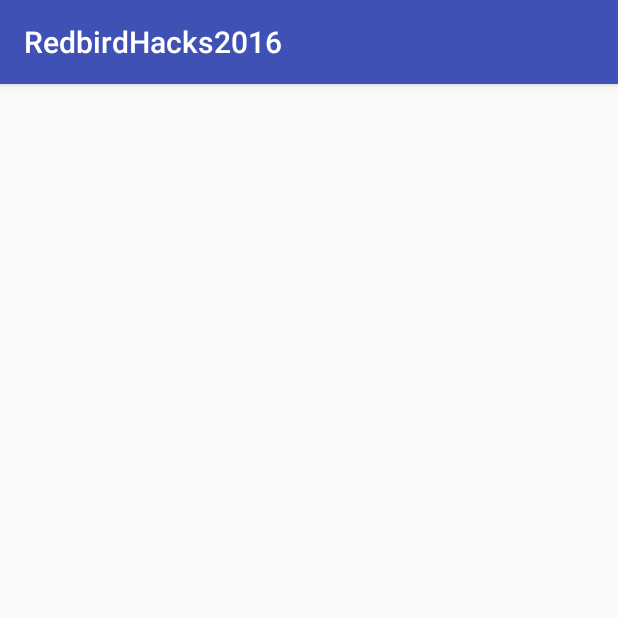
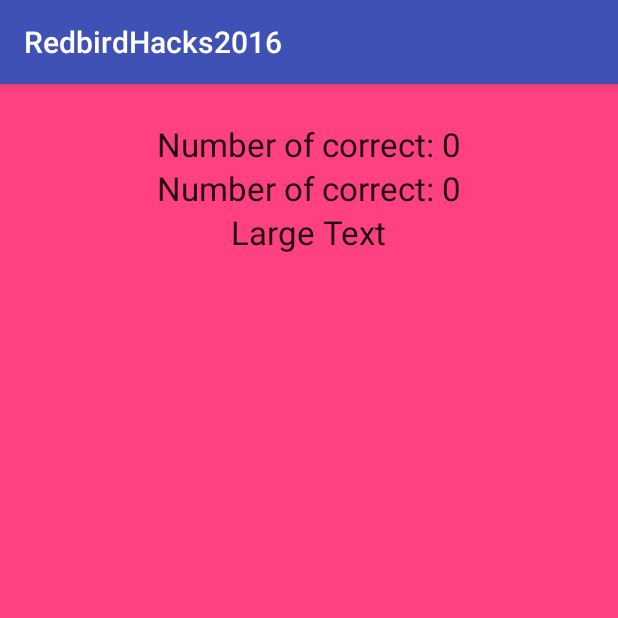
Before and after one commit to fruitbraker/RedbirdHacks2016, an Android app: the InfoActivity screen opened directly, with no data from a screen before it, on a phone screen of 412 x 824 dp, the top half of it. Run offline under Robolectric (Android 15) with nearby library versions, the phone set to English and light mode, and no system bars; 1 statement that could not run was skipped.

Commit message:
Added an info activity that provides useful data for the Museband interpretation.

```diff
--- a/app/build.gradle
+++ b/app/build.gradle
@@ -6,7 +6,7 @@ android {
 
     defaultConfig {
         applicationId "com.ercpng.redbirdhacks2016"
-        minSdkVersion 15
+        minSdkVersion 17
         targetSdkVersion 23
         versionCode 1
         versionName "1.0"
--- a/app/src/main/java/MyApplication.java
+++ /dev/null
@@ -1,2 +0,0 @@
-public class MyApplication {
-}
--- a/app/src/main/java/com/ercpng/redbirdhacks2016/activities/InfoActivity.java
+++ b/app/src/main/java/com/ercpng/redbirdhacks2016/activities/InfoActivity.java
@@ -2,14 +2,30 @@ package com.ercpng.redbirdhacks2016.activities;
 
 import android.os.Bundle;
 import android.support.v7.app.AppCompatActivity;
+import android.widget.TextView;
 
 import com.ercpng.redbirdhacks2016.R;
 
+
 public class InfoActivity extends AppCompatActivity {
+
+    private TextView tvCorrect, tvIncorrect, tvAvg;
+
     @Override
     protected void onCreate(Bundle savedInstanceState) {
         super.onCreate(savedInstanceState);
         setContentView(R.layout.activity_info);
 
+        tvCorrect = (TextView) findViewById(R.id.tvCorrect);
+        tvCorrect.setText("Number of correct: " + MyApplication.getCorrect());
+
+        tvIncorrect = (TextView) findViewById(R.id.tvIncorrect);
+        tvIncorrect.setText("Number of correct: " + MyApplication.getIncorrect());
+
+
+        tvAvg = (TextView) findViewById(R.id.tvAverageTime);
+        tvAvg.setText("Average time (ms): " + (MyApplication.getTime()/(MyApplication.getCorrect() + MyApplication.getIncorrect())));
+
+
     }
 }
--- /dev/null
+++ b/app/src/main/java/com/ercpng/redbirdhacks2016/activities/MyApplication.java
@@ -0,0 +1,40 @@
+package com.ercpng.redbirdhacks2016.activities;
+
+import android.app.Application;
+
+public class MyApplication extends Application{
+
+    private static int correct = 0, incorrect = 0;
+    private static long allTime = 0;
+
+
+    @Override
+    public void onCreate() {
+        super.onCreate();
+    }
+
+
+    public static void correct() {
+        correct++;
+    }
+
+    public static void incorrect() {
+        incorrect++;
+    }
+
+    public static int getCorrect() {
+        return correct;
+    }
+
+    public static int getIncorrect() {
+        return incorrect;
+    }
+
+    public static void addTime(long time) {
+        allTime += time;
+    }
+
+    public static long getTime() {
+        return allTime;
+    }
+}
--- a/app/src/main/res/layout/activity_info.xml
+++ b/app/src/main/res/layout/activity_info.xml
@@ -1,6 +1,36 @@
 <?xml version="1.0" encoding="utf-8"?>
-<LinearLayout xmlns:android="http://schemas.android.com/apk/res/android"
-    android:orientation="vertical" android:layout_width="match_parent"
-    android:layout_height="match_parent">
+<RelativeLayout xmlns:android="http://schemas.android.com/apk/res/android"
+    android:layout_width="match_parent"
+    android:layout_height="match_parent"
+    android:background="@color/colorAccent"
+    android:orientation="vertical">
 
-</LinearLayout>
+    <TextView
+        android:layout_marginTop="25dp"
+        android:layout_width="wrap_content"
+        android:layout_height="wrap_content"
+        android:textAppearance="?android:attr/textAppearanceLarge"
+        android:text="Large Text"
+        android:id="@+id/tvCorrect"
+        android:layout_alignParentTop="true"
+        android:layout_centerHorizontal="true" />
+
+    <TextView
+        android:layout_width="wrap_content"
+        android:layout_height="wrap_content"
+        android:textAppearance="?android:attr/textAppearanceLarge"
+        android:text="Large Text"
+        android:id="@+id/tvIncorrect"
+        android:layout_below="@+id/tvCorrect"
+        android:layout_centerHorizontal="true" />
+
+    <TextView
+        android:layout_width="wrap_content"
+        android:layout_height="wrap_content"
+        android:textAppearance="?android:attr/textAppearanceLarge"
+        android:text="Large Text"
+        android:id="@+id/tvAverageTime"
+        android:layout_below="@+id/tvIncorrect"
+        android:layout_centerHorizontal="true" />
+
+</RelativeLayout>
```
Also changed, not shown: app/src/main/java/com/ercpng/redbirdhacks2016/activities/MainActivity.java (+13 -2 lines).
